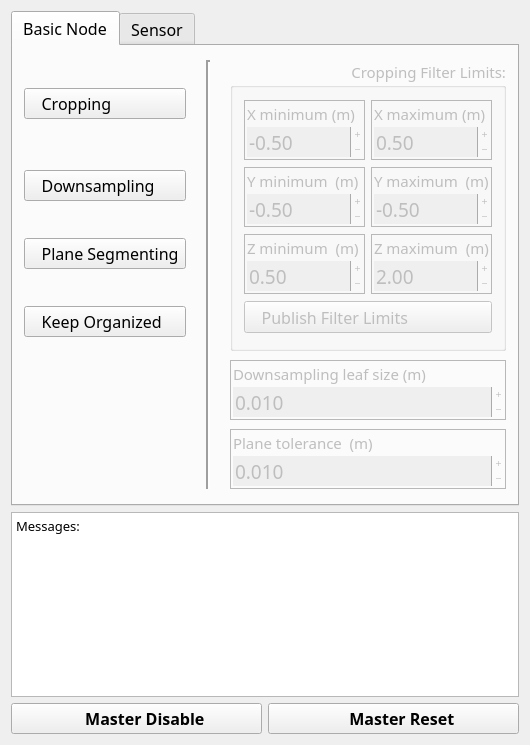
Before: the Qt Designer form UI/gui/mainwindow.ui in Tabjones/pacman_vision, drawn with Qt 5.
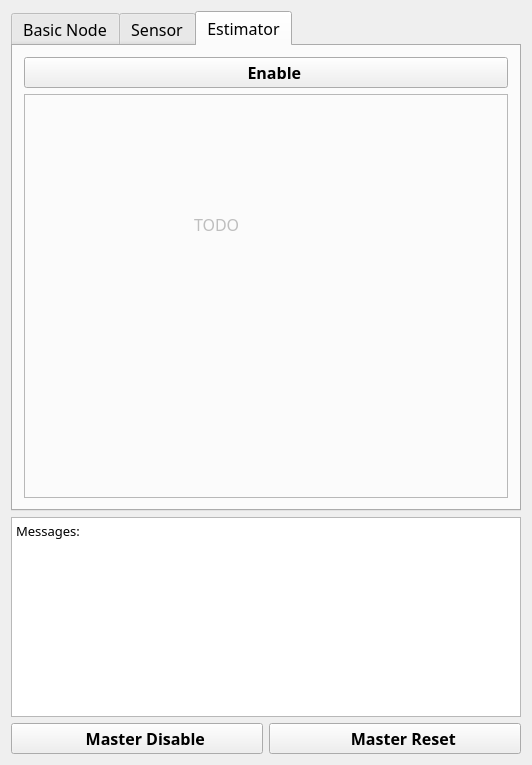
After: the same form once the commit is applied. Icons and pictures are not drawn.

Commit message:
Update, estimator spawning
* struggling to quit qt and ros simultaneously, failing!

```diff
--- a/UI/gui/mainwindow.ui
+++ b/UI/gui/mainwindow.ui
@@ -6,8 +6,8 @@
    <rect>
     <x>0</x>
     <y>0</y>
-    <width>526</width>
-    <height>745</height>
+    <width>532</width>
+    <height>765</height>
    </rect>
   </property>
   <property name="font">
@@ -158,8 +158,11 @@
         <height>495</height>
        </size>
       </property>
+      <property name="tabPosition">
+       <enum>QTabWidget::North</enum>
+      </property>
       <property name="currentIndex">
-       <number>0</number>
+       <number>2</number>
       </property>
       <widget class="QWidget" name="BaseTab">
        <attribute name="title">
@@ -1488,6 +1491,77 @@
         </item>
        </layout>
       </widget>
+      <widget class="QWidget" name="EstimatorTab">
+       <attribute name="title">
+        <string>Estimator</string>
+       </attribute>
+       <layout class="QGridLayout" name="gridLayout_6">
+        <item row="0" column="0">
+         <widget class="QPushButton" name="SpawnEstim">
+          <property name="sizePolicy">
+           <sizepolicy hsizetype="Minimum" vsizetype="Fixed">
+            <horstretch>0</horstretch>
+            <verstretch>0</verstretch>
+           </sizepolicy>
+          </property>
+          <property name="font">
+           <font>
+            <family>Oxygen-Sans</family>
+            <pointsize>12</pointsize>
+            <weight>75</weight>
+            <bold>true</bold>
+           </font>
+          </property>
+          <property name="toolTip">
+           <string>Enable / Disable all functionality.</string>
+          </property>
+          <property name="text">
+           <string>    Enable</string>
+          </property>
+          <property name="icon">
+           <iconset resource="../resources/resources.qrc">
+            <normaloff>:/icons/play.png</normaloff>
+            <normalon>:/icons/stop.png</normalon>:/icons/play.png</iconset>
+          </property>
+          <property name="iconSize">
+           <size>
+            <width>32</width>
+            <height>32</height>
+           </size>
+          </property>
+          <property name="checkable">
+           <bool>true</bool>
+          </property>
+         </widget>
+        </item>
+        <item row="1" column="0">
+         <widget class="QFrame" name="Estimator">
+          <property name="enabled">
+           <bool>false</bool>
+          </property>
+          <property name="frameShape">
+           <enum>QFrame::StyledPanel</enum>
+          </property>
+          <property name="frameShadow">
+           <enum>QFrame::Raised</enum>
+          </property>
+          <widget class="QLabel" name="label">
+           <property name="geometry">
+            <rect>
+             <x>170</x>
+             <y>120</y>
+             <width>68</width>
+             <height>21</height>
+            </rect>
+           </property>
+           <property name="text">
+            <string>TODO</string>
+           </property>
+          </widget>
+         </widget>
+        </item>
+       </layout>
+      </widget>
      </widget>
     </item>
    </layout>
```
Left out of the diff: 54 changed lines with no effect on the pictures. The commit also changes 14 other files.
